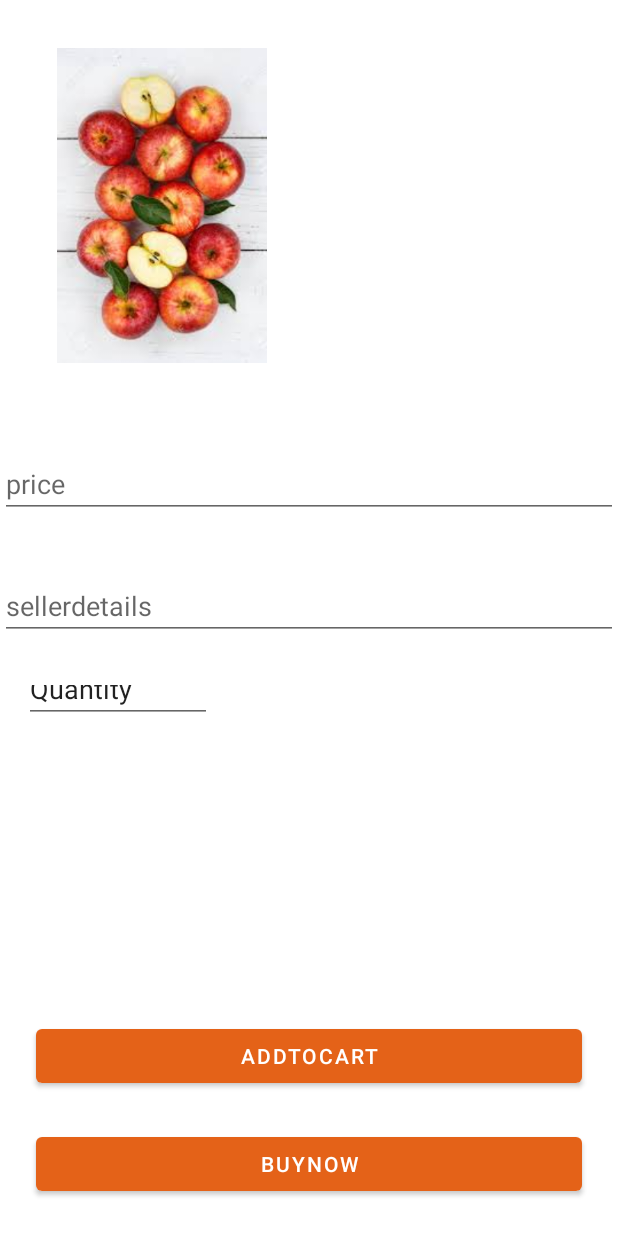
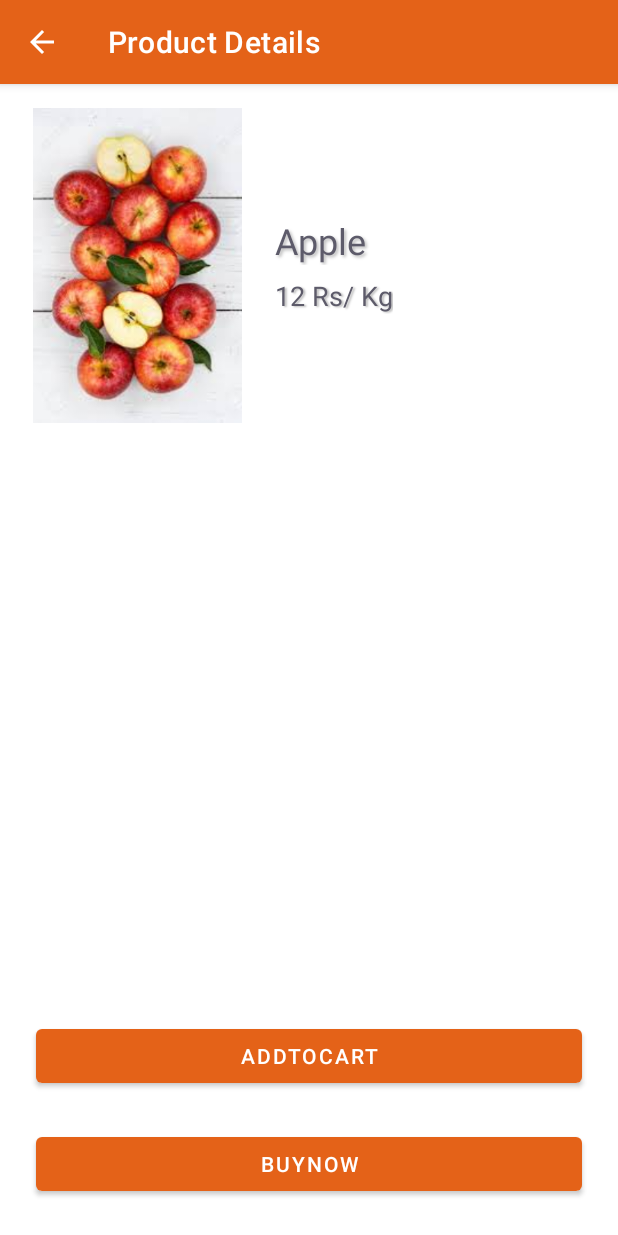
Before and after one commit to ANGEL-MARY/smart-android, an Android app: the ViewDetails screen opened directly, with no data from a screen before it, after a tap on "BUYNOW", on a phone screen of 412 x 824 dp. Run offline under Robolectric (Android 15) with nearby library versions, the phone set to English and light mode, and no system bars; 2 statements that could not run were skipped.

Commit message:
Product Details

```diff
--- a/app/src/main/java/com/example/smarttrade/ViewDetails.java
+++ b/app/src/main/java/com/example/smarttrade/ViewDetails.java
@@ -1,12 +1,14 @@
 package com.example.smarttrade;
 
 import androidx.appcompat.app.AppCompatActivity;
+import androidx.appcompat.widget.Toolbar;
 
 import android.content.Intent;
 import android.os.Bundle;
 import android.view.View;
 import android.widget.Button;
 import android.widget.EditText;
+import android.widget.TextView;
 
 import com.example.smarttrade.config.DataManager;
 import com.example.smarttrade.interfaces.RetrofitCallBack;
@@ -18,7 +20,7 @@ import java.util.HashMap;
 public class ViewDetails extends AppCompatActivity {
 
 
-    private EditText priceEditText, sellerDetailsEditText, quantityEditText, nameEditText, sell_methodEditText;
+    private TextView priceTextView, productNameTextView;
     private Button BuynowButton, addTocartButton;
 
 
@@ -29,12 +31,19 @@ public class ViewDetails extends AppCompatActivity {
         super.onCreate(savedInstanceState);
         setContentView(R.layout.activity_view_details);
 
+        Toolbar toolbar = findViewById(R.id.toolbarDetails);
+        toolbar.setNavigationOnClickListener(new View.OnClickListener() {
+            @Override
+            public void onClick(View v) {
+                onBackPressed();
+            }
+        });
+
         BuynowButton = findViewById(R.id.button);
         addTocartButton = findViewById(R.id.addTo);
-        priceEditText = findViewById(R.id.price);
-        sellerDetailsEditText = findViewById(R.id.sellerDetails);
-        quantityEditText = findViewById(R.id.quantity);
-        nameEditText = findViewById(R.id.name);
+        priceTextView = findViewById(R.id.productDetailsPrice);
+        productNameTextView = findViewById(R.id.productDetailsName);
+
 
         addTocartButton.setOnClickListener(new View.OnClickListener() {
             @Override
@@ -46,43 +55,9 @@ public class ViewDetails extends AppCompatActivity {
 
             public void onClick(View v) {
 
-                price = priceEditText.getText().toString();
-                sellerDetails = sellerDetailsEditText.getText().toString();
-                quantity = quantityEditText.getText().toString();
-                name = nameEditText.getText().toString();
-                sell_method = sell_methodEditText.getText().toString();
-
-
-
-                DataManager.getDataManager().productRegistration(getproductparams(price, sellerDetails, quantity, name, sell_method), new RetrofitCallBack<Product>() {
-                    @Override
-                    public void Success(Product data) {
-
-                        startActivity(new Intent(getApplication(),MainActivity.class));
-                    }
-
-                    @Override
-                    public void Failure(String error) {
-
-                    }
-                });
 
             }
 
         });
     }
-
-
-    private HashMap<String, String> getproductparams(String price, String sellerDetails, String quantity, String name, String sell_method) {
-
-        HashMap<String, String> hashMap = new HashMap<>();
-        hashMap.put("price", price);
-        hashMap.put("sellerDetails", sellerDetails);
-        hashMap.put("quantity", quantity);
-        hashMap.put("name", name);
-        hashMap.put("sell_method", sell_method);
-
-
-        return hashMap;
-    }
 }
--- a/app/src/main/java/com/example/smarttrade/retrofit/AppClient.java
+++ b/app/src/main/java/com/example/smarttrade/retrofit/AppClient.java
@@ -21,7 +21,7 @@ import retrofit2.converter.gson.GsonConverterFactory;
 
 public class AppClient {
 
-    public static final String MASTEERURL = "http://192.168.137.183:3000/";
+    public static final String MASTEERURL = "http://192.168.43.230:3000/";
 
     public static Retrofit retrofit = null;
 
--- a/app/src/main/java/com/example/smarttrade/ui/home/HomeFragment.java
+++ b/app/src/main/java/com/example/smarttrade/ui/home/HomeFragment.java
@@ -59,14 +59,8 @@ public class HomeFragment extends Fragment {
                 startActivity(new Intent(getActivity(), ViewDetails.class));
             }
         };
-        products = new ArrayList<>();
-        productAdapter = new ProductAdapter(getActivity(), products, projectAdapterInterface);
 
-        RecyclerView.LayoutManager mLayoutManager = new GridLayoutManager(getActivity(), 1);
-        productRecyclerView.setLayoutManager(mLayoutManager);
-        productRecyclerView.addItemDecoration(new GridSpacingItemDecoration(1, dpToPx(8), true));
-        productRecyclerView.setAdapter(productAdapter);
-        productRecyclerView.setHasFixedSize(true);
+
 
         getProducts();
     }
@@ -84,6 +78,13 @@ public class HomeFragment extends Fragment {
                         productRecyclerView.setVisibility(View.VISIBLE);
                         infoTextView.setVisibility(View.GONE);
                         products = data;
+                        productAdapter = new ProductAdapter(getActivity(), products, projectAdapterInterface);
+
+                        RecyclerView.LayoutManager mLayoutManager = new GridLayoutManager(getActivity(), 1);
+                        productRecyclerView.setLayoutManager(mLayoutManager);
+                        productRecyclerView.addItemDecoration(new GridSpacingItemDecoration(1, dpToPx(8), true));
+                        productRecyclerView.setAdapter(productAdapter);
+                        productRecyclerView.setHasFixedSize(true);
                         productAdapter.notifyDataSetChanged();
                     }
             }
--- a/app/src/main/res/layout/activity_view_details.xml
+++ b/app/src/main/res/layout/activity_view_details.xml
@@ -6,13 +6,42 @@
     android:layout_height="match_parent"
     tools:context=".ViewDetails">
 
+    <com.google.android.material.appbar.AppBarLayout
+        android:id="@+id/appBarLayout"
+        android:layout_width="match_parent"
+        android:layout_height="wrap_content"
+        android:theme="@style/AppTheme.AppBarOverlay"
+        app:layout_constraintEnd_toEndOf="parent"
+        app:layout_constraintStart_toStartOf="parent"
+        app:layout_constraintTop_toTopOf="parent">
+
+        <androidx.appcompat.widget.Toolbar
+            android:id="@+id/toolbarDetail"
+            android:layout_width="match_parent"
+            android:layout_height="?attr/actionBarSize"
+            android:background="?attr/colorPrimary"
+            app:popupTheme="@style/AppTheme.PopupOverlay"
+            app:title="Product Details"
+            app:titleMarginStart="-16dp"
+            app:navigationIcon="@drawable/ic_arrow_back_black_24dp"/>
+
+    </com.google.android.material.appbar.AppBarLayout>
+
+
+    <LinearLayout
+        android:layout_width="match_parent"
+        android:layout_height="wrap_content"
+        android:orientation="horizontal"
+        app:layout_constraintEnd_toEndOf="parent"
+        app:layout_constraintHorizontal_bias="0.0"
+        app:layout_constraintStart_toStartOf="parent"
+        app:layout_constraintTop_toBottomOf="@+id/appBarLayout"
+        android:paddingTop="16dp">
+
         <ImageView
             android:id="@+id/imageView2"
-        android:layout_width="match_parent"
+            android:layout_width="wrap_content"
             android:layout_height="210dp"
-        android:layout_marginTop="32dp"
-        android:layout_marginEnd="196dp"
-        android:layout_marginBottom="300dp"
             app:layout_constraintBottom_toBottomOf="parent"
             app:layout_constraintEnd_toEndOf="parent"
             app:layout_constraintHorizontal_bias="0.0"
@@ -21,44 +50,41 @@
             app:layout_constraintVertical_bias="0.0"
             app:srcCompat="@drawable/apple" />
 
-    <EditText
-        android:id="@+id/editText"
+        <LinearLayout
+            android:layout_width="match_parent"
+            android:layout_height="wrap_content"
+            android:layout_gravity="center"
+            android:orientation="vertical">
+            <TextView
+                android:id="@+id/productDetailsName"
                 android:layout_width="wrap_content"
                 android:layout_height="wrap_content"
-        android:layout_marginStart="420dp"
-        android:layout_marginTop="92dp"
-        android:ems="10"
-        android:hint="item name"
-        android:inputType="textPersonName"
-        app:layout_constraintStart_toStartOf="parent"
-        app:layout_constraintTop_toTopOf="parent" />
+                android:layout_weight="1"
+                android:text="Apple "
+                android:textColor="@color/textColor"
+                android:textSize="24dp"
+                android:shadowColor="#bbbbbb"
+                android:shadowDx="2"
+                android:shadowDy="2"
+                android:shadowRadius="2"/>
 
-    <EditText
-        android:id="@+id/price"
-        android:layout_width="match_parent"
+            <TextView
+                android:id="@+id/productDetailsPrice"
+                android:layout_width="wrap_content"
                 android:layout_height="wrap_content"
-        android:layout_marginTop="300dp"
-        android:ems="10"
-        android:hint="price"
-        android:inputType="textPersonName"
-        app:layout_constraintBottom_toTopOf="@+id/sellerDetails"
-        app:layout_constraintEnd_toEndOf="parent"
-        app:layout_constraintHorizontal_bias="0.0"
-        app:layout_constraintStart_toStartOf="parent"
-        app:layout_constraintTop_toTopOf="parent" />
+                android:layout_weight="1"
+                android:text="12 Rs/ Kg"
+                android:textColor="@color/textColor"
+                android:textSize="18dp"
+                android:shadowColor="#bbbbbb"
+                android:shadowDx="2"
+                android:shadowDy="1"
+                android:shadowRadius="1"
+                android:layout_marginTop="8dp"/>
+        </LinearLayout>
 
-    <EditText
-        android:id="@+id/sellerDetails"
-        android:layout_width="match_parent"
-        android:layout_height="wrap_content"
-        android:layout_marginTop="36dp"
-        android:ems="10"
-        android:hint="sellerdetails"
-        android:inputType="textPersonName"
-        app:layout_constraintEnd_toEndOf="parent"
-        app:layout_constraintHorizontal_bias="0.0"
-        app:layout_constraintStart_toStartOf="parent"
-        app:layout_constraintTop_toBottomOf="@+id/price" />
+
+    </LinearLayout>
 
     <Button
         android:id="@+id/button"
@@ -82,17 +108,5 @@
         app:layout_constraintHorizontal_bias="0.333"
         app:layout_constraintStart_toStartOf="parent" />
 
-    <EditText
-        android:id="@+id/quantity"
-        android:layout_width="125dp"
-        android:layout_height="35dp"
-        android:layout_marginTop="20dp"
-        android:ems="10"
-        android:inputType="textPersonName"
-        android:text="Quantity"
-        app:layout_constraintEnd_toEndOf="parent"
-        app:layout_constraintHorizontal_bias="0.055"
-        app:layout_constraintStart_toStartOf="parent"
-        app:layout_constraintTop_toBottomOf="@+id/sellerDetails" />
 
 </androidx.constraintlayout.widget.ConstraintLayout>
```
Lines whose indentation alone changed are shown as unchanged.
